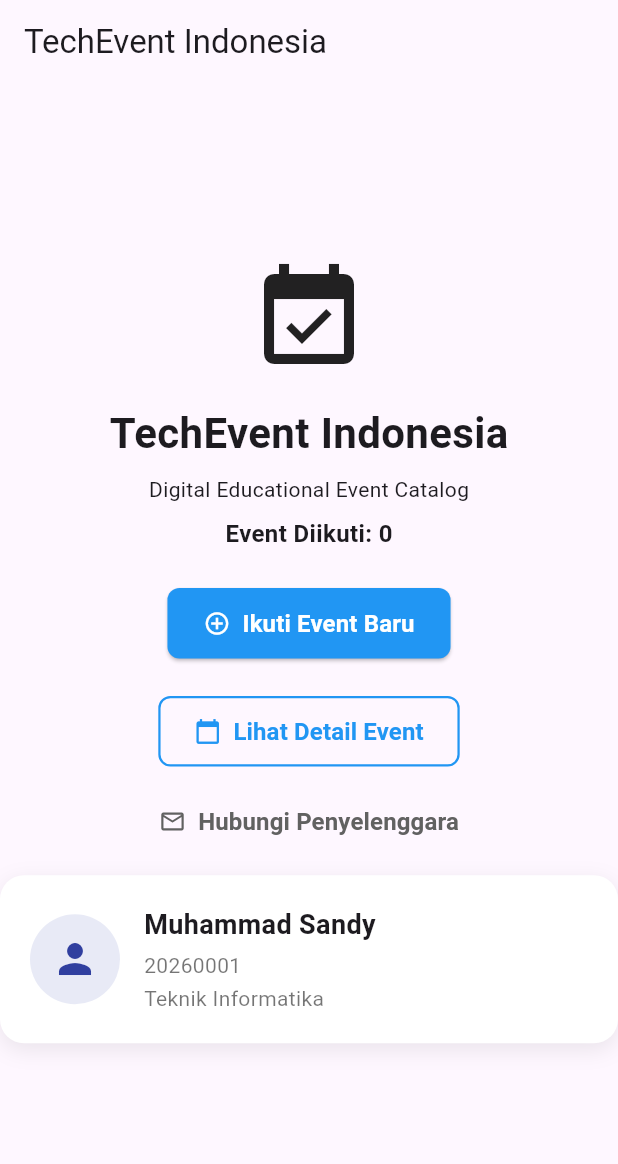
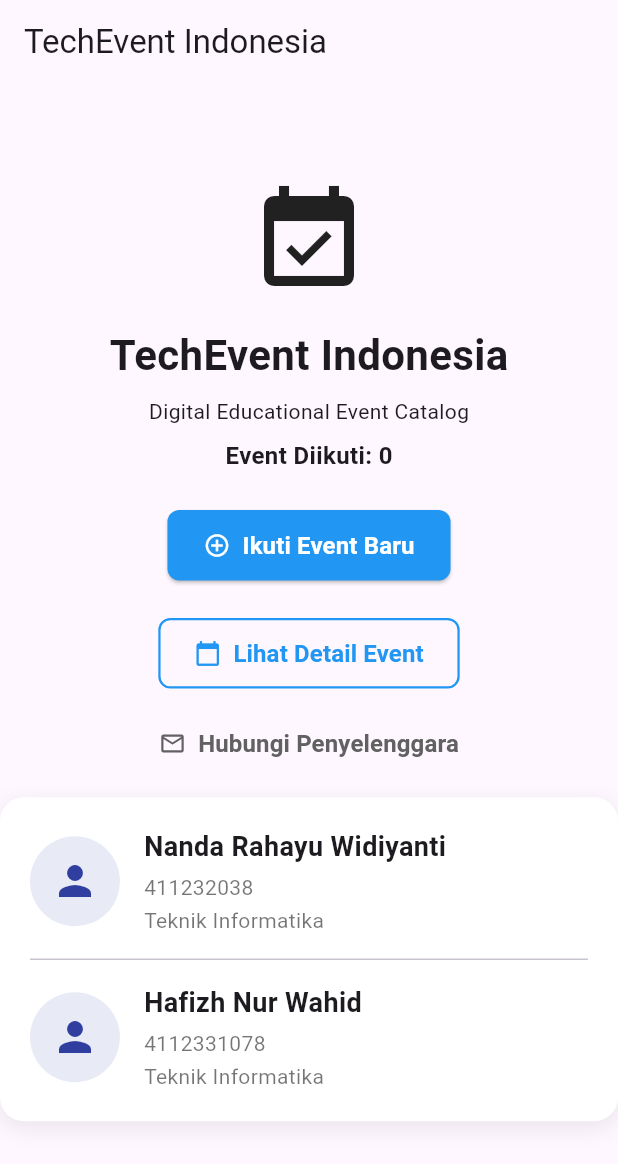
Before and after one commit to 5nana5/kelompok8, a Flutter app: the screen it shows after launch, on a phone screen of 412 x 824 dp. Shown: the top 1164 px of the screen. Run offline on Flutter 3.47's test engine with Material 3 defaults, Android fonts, the phone set to English and light mode, and no system bars.

Commit message:
Update custom_card.dart

```diff
--- a/lib/widgets/custom_card.dart
+++ b/lib/widgets/custom_card.dart
@@ -7,14 +7,10 @@ class EventInfoCard extends StatelessWidget {
   Widget build(BuildContext context) {
     return Container(
       width: double.infinity,
-
       padding: const EdgeInsets.all(20),
-
       decoration: BoxDecoration(
         color: Colors.white,
-
         borderRadius: BorderRadius.circular(16),
-
         boxShadow: [
           BoxShadow(
             color: Colors.black.withValues(alpha: 0.08),
@@ -23,49 +19,34 @@ class EventInfoCard extends StatelessWidget {
           ),
         ],
       ),
-
-      child: Row(
+      child: Column(
         children: [
-          // ====================================================
-          //
-          // ====================================================
-
+          Row(
+            children: [
               Container(
                 width: 60,
                 height: 60,
-
                 decoration: BoxDecoration(
                   color: Colors.indigo.shade50,
                   shape: BoxShape.circle,
                 ),
-
                 child: Icon(Icons.person, size: 32, color: Colors.indigo.shade700),
               ),
-
               const SizedBox(width: 16),
-
-          // ====================================================
-          //
-          // ====================================================
               const Expanded(
                 child: Column(
                   crossAxisAlignment: CrossAxisAlignment.start,
-
                   children: [
                     Text(
-                  'Muhammad Sandy',
+                      'Nanda Rahayu Widiyanti',
                       style: TextStyle(fontSize: 18, fontWeight: FontWeight.bold),
                     ),
-
                     SizedBox(height: 4),
-
                     Text(
-                  '20260001',
+                      '411232038',
                       style: TextStyle(fontSize: 14, color: Colors.black54),
                     ),
-
                     SizedBox(height: 2),
-
                     Text(
                       'Teknik Informatika',
                       style: TextStyle(fontSize: 14, color: Colors.black54),
@@ -75,6 +56,45 @@ class EventInfoCard extends StatelessWidget {
               ),
             ],
           ),
+
+          const Divider(height: 32, thickness: 1),
+          Row(
+            children: [
+              Container(
+                width: 60,
+                height: 60,
+                decoration: BoxDecoration(
+                  color: Colors.indigo.shade50,
+                  shape: BoxShape.circle,
+                ),
+                child: Icon(Icons.person, size: 32, color: Colors.indigo.shade700),
+              ),
+              const SizedBox(width: 16),
+              const Expanded(
+                child: Column(
+                  crossAxisAlignment: CrossAxisAlignment.start,
+                  children: [
+                    Text(
+                      'Hafizh Nur Wahid',
+                      style: TextStyle(fontSize: 18, fontWeight: FontWeight.bold),
+                    ),
+                    SizedBox(height: 4),
+                    Text(
+                      '4112331078',
+                      style: TextStyle(fontSize: 14, color: Colors.black54),
+                    ),
+                    SizedBox(height: 2),
+                    Text(
+                      'Teknik Informatika',
+                      style: TextStyle(fontSize: 14, color: Colors.black54),
+                    ),
+                  ],
+                ),
+              ),
+            ],
+          ),
+        ],
+      ),
     );
   }
 }
```
Lines whose indentation alone changed are shown as unchanged.
